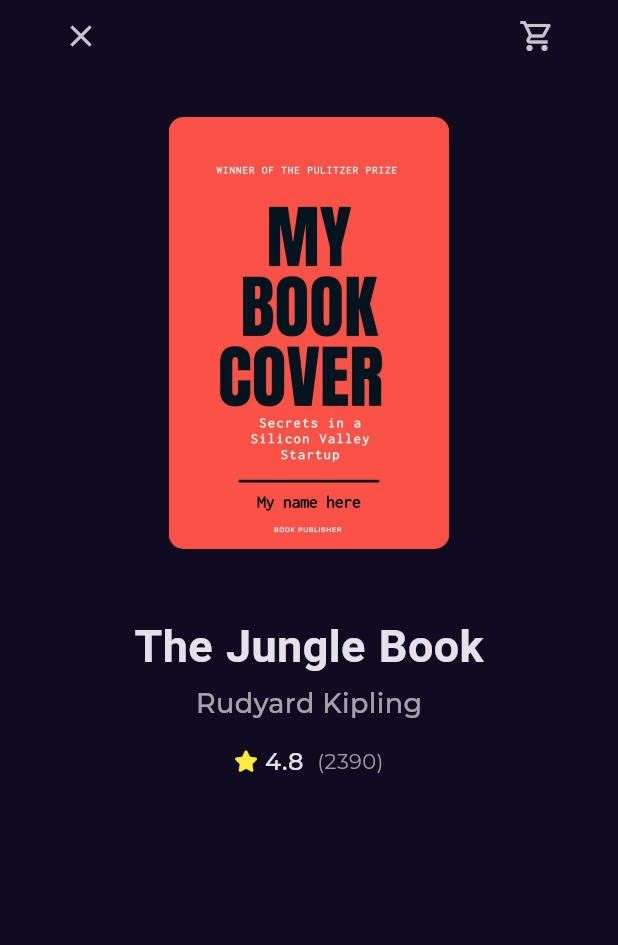
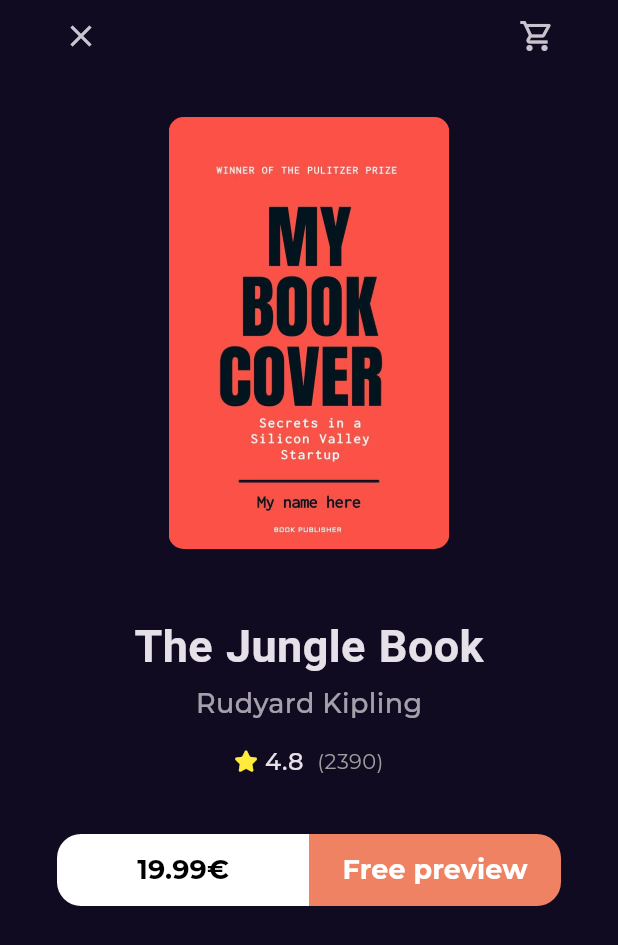
Before and after one commit to abdarahmann/Bookly-_-app, a Flutter app: the BookDetailsView screen opened by its route, on a phone screen of 412 x 824 dp. Shown: the top 945 px of the screen. Run offline on Flutter 3.47's test engine with Material 3 defaults, Android fonts, the phone set to English and light mode, and no system bars; our stand-ins replace font_awesome_flutter, go_router, google_fonts.

Commit message:
Create book action button

```diff
--- /dev/null
+++ b/lib/core/utils/custom_button.dart
@@ -0,0 +1,36 @@
+import 'package:bookly_app/core/utils/text_styles.dart';
+import 'package:flutter/material.dart';
+
+class CustomButton extends StatelessWidget {
+  const CustomButton({
+    super.key,
+    required this.text,
+    required this.style,
+    this.borderRadius,
+    required this.bacGroundColor,
+    required this.textColor,
+  });
+  final String text;
+  final TextStyle style;
+  final BorderRadius? borderRadius;
+  final Color bacGroundColor;
+  final Color textColor;
+  @override
+  Widget build(BuildContext context) {
+    return SizedBox(
+      height: 48,
+      child: TextButton(
+          onPressed: () {},
+          style: TextButton.styleFrom(
+              backgroundColor: bacGroundColor,
+              shape: RoundedRectangleBorder(
+                borderRadius: borderRadius ?? BorderRadius.circular(16),
+              )),
+          child: Text(
+            text,
+            style: Styles.textStyle18
+                .copyWith(fontWeight: FontWeight.bold, color: textColor),
+          )),
+    );
+  }
+}
--- /dev/null
+++ b/lib/features/home/presentation/views/widgets/book_action_button.dart
@@ -0,0 +1,41 @@
+
+import 'package:flutter/material.dart';
+
+import '../../../../../core/utils/custom_button.dart';
+import '../../../../../core/utils/text_styles.dart';
+
+class ButtonAction extends StatelessWidget {
+  const ButtonAction({super.key});
+
+  @override
+  Widget build(BuildContext context) {
+    return const Row(
+      children: [
+        Expanded(
+          child: CustomButton(
+            text: '19.99€',
+            style: Styles.textStyle20,
+            bacGroundColor: Colors.white,
+            textColor: Colors.black,
+            borderRadius: BorderRadius.only(
+              topLeft: Radius.circular(16),
+              bottomLeft: Radius.circular(16),
+            ),
+          ),
+        ),
+        Expanded(
+          child: CustomButton(
+            text: 'Free preview',
+            style: Styles.textStyle20,
+            bacGroundColor: Color(0xffEF8262),
+            textColor: Colors.white,
+            borderRadius: BorderRadius.only(
+              topRight: Radius.circular(16),
+              bottomRight: Radius.circular(16),
+            ),
+          ),
+        )
+      ],
+    );
+  }
+}
--- a/lib/features/home/presentation/views/widgets/books_details_view_body.dart
+++ b/lib/features/home/presentation/views/widgets/books_details_view_body.dart
@@ -4,6 +4,7 @@ import 'package:bookly_app/features/home/presentation/views/widgets/custom_book_
 import 'package:flutter/material.dart';
 import 'package:flutter/widgets.dart';
 
+import 'book_action_button.dart';
 import 'custom_book_details_app_bar.dart';
 
 class BookDetailsViewBody extends StatelessWidget {
@@ -48,6 +49,13 @@ class BookDetailsViewBody extends StatelessWidget {
           ),
           const BookRating(
             mainAxisAlignment: MainAxisAlignment.center,
+          ),
+          const SizedBox(
+            height: 37,
+          ),
+          const Padding(
+            padding: EdgeInsets.symmetric(horizontal: 8),
+            child: ButtonAction(),
           )
         ],
       ),
```
